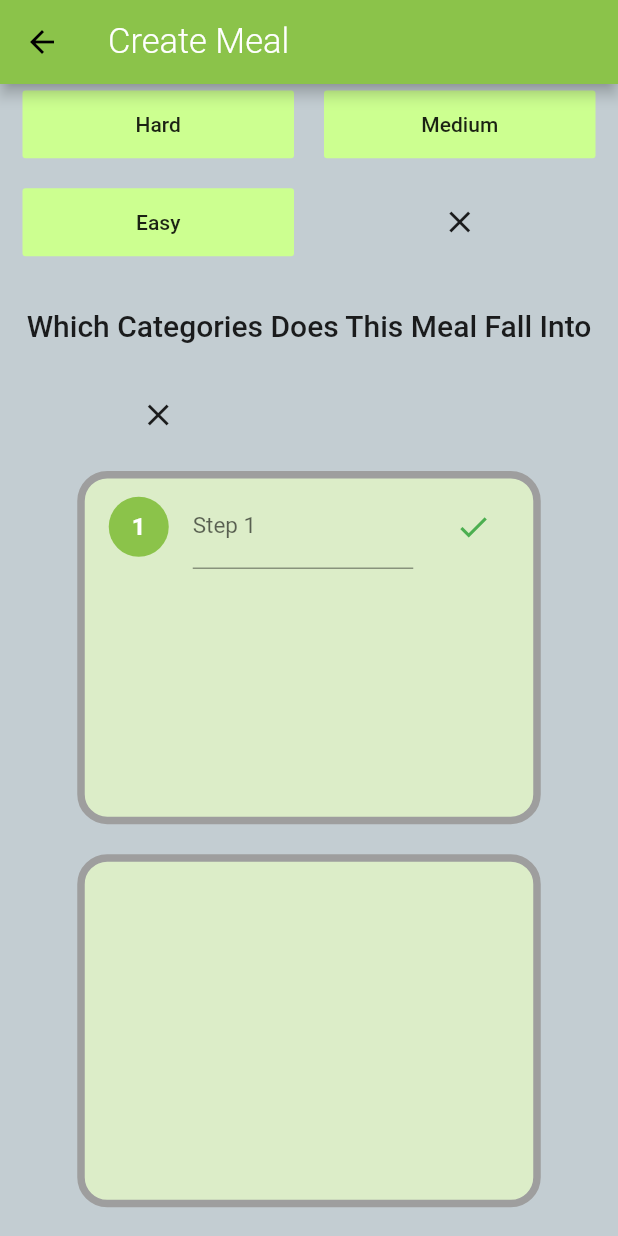
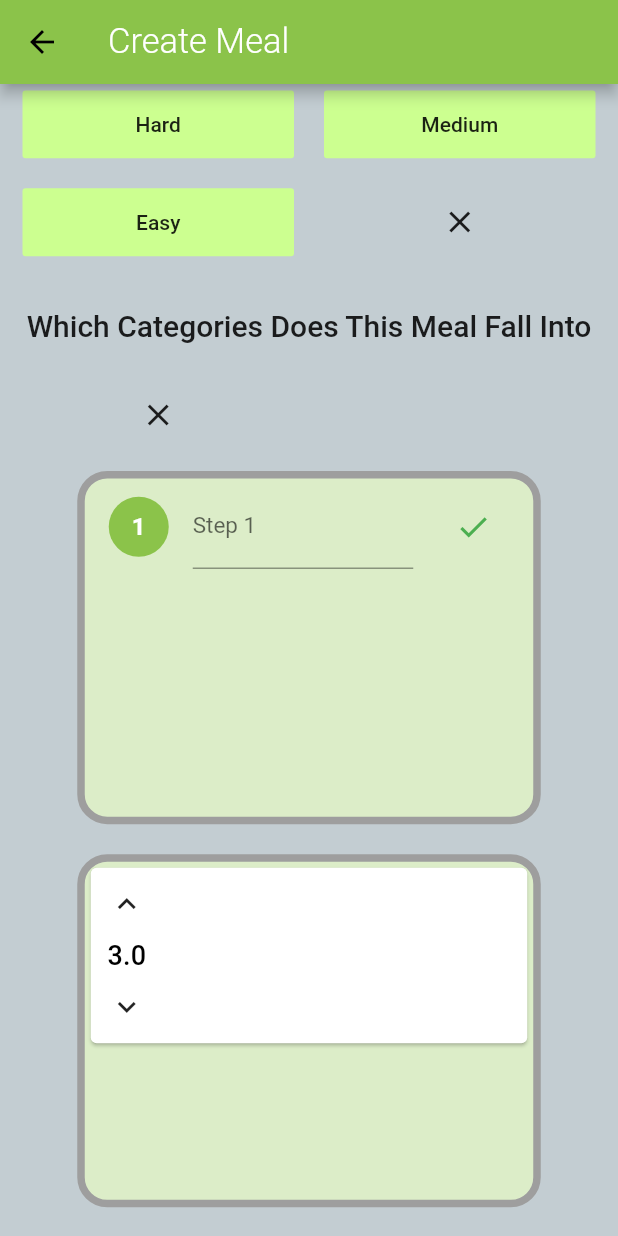
Before and after one commit to shimonster/Meals-App, a Flutter app: the CreateMealScreen screen opened directly with empty values, scrolled down 486 dp, on a phone screen of 412 x 824 dp. Run offline on Flutter 3.47's test engine with Material 2 defaults, Android fonts, the phone set to English and light mode, and no system bars; network calls fail; Roboto replaces fonts that are missing (Raleway, RobotoCondensed).

Commit message:
continued working on logic to add meal

```diff
--- a/lib/screens/create_meal_screen.dart
+++ b/lib/screens/create_meal_screen.dart
@@ -22,7 +22,12 @@ class CreateMealScreen extends StatelessWidget {
     final _imageURLController = TextEditingController();
     final List<String> _selectedCategories = [];
     final List<String> _preparationSteps = [''];
-    final List<Map<String, String>> _ingredients = [];
+    final List<Map<String, String>> _ingredients = [
+      {
+        'amount': '3 cups',
+        'ingredient': 'flour',
+      }
+    ];
 
     Widget _buildTextInput(String label, TextEditingController controller,
         TextInputType keyboard, IconData icon) {
--- a/lib/widgets/meal_add_ingredient_display.dart
+++ b/lib/widgets/meal_add_ingredient_display.dart
@@ -1,3 +1,4 @@
+import 'package:flutter/cupertino.dart';
 import 'package:flutter/material.dart';
 
 class MealAddIngredientDisplay extends StatefulWidget {
@@ -12,6 +13,32 @@ class MealAddIngredientDisplay extends StatefulWidget {
 
 class _MealAddIngredientDisplayState extends State<MealAddIngredientDisplay> {
   int selectedIndex;
+  List<double> currentWholeNumbers = [3];
+
+  Widget _buildNumberCustomizer (double textVariable, double min, double max, double increment) {
+    return Column(
+      children: <Widget>[
+        IconButton(
+          onPressed: textVariable < max ? () {
+            setState(() {
+              print(textVariable);
+              textVariable += 9;
+            });
+          } : null,
+          icon: Icon(Icons.keyboard_arrow_up),
+        ),
+        Text(textVariable.toString(), style: Theme.of(context).textTheme.subtitle,),
+        IconButton(
+          onPressed: textVariable > min ? () {
+            setState(() {
+              textVariable -= increment;
+            });
+          } : null,
+          icon: Icon(Icons.keyboard_arrow_down),
+        ),
+      ],
+    );
+  }
 
   @override
   Widget build(BuildContext context) {
@@ -35,22 +62,15 @@ class _MealAddIngredientDisplayState extends State<MealAddIngredientDisplay> {
         itemCount: widget.ingredients.length,
         itemBuilder: (BuildContext ctx, int index) {
           return InkWell(
-            onTap: () {
+            onTap: selectedIndex != index ? () {
               setState(() {
                 selectedIndex = index;
               });
-            },
+            } : null,
             child: Card(
               child: Row(
                 children: <Widget>[
-                  Column(
-                    children: <Widget>[
-                      OutlineButton.icon(
-                        onPressed: () {},
-                        icon: Icon(Icons.keyboard_arrow_up),
-                      )
-                    ],
-                  )
+                  _buildNumberCustomizer(currentWholeNumbers[index], 0, double.infinity, 2)
                 ],
               ),
             ),
```
